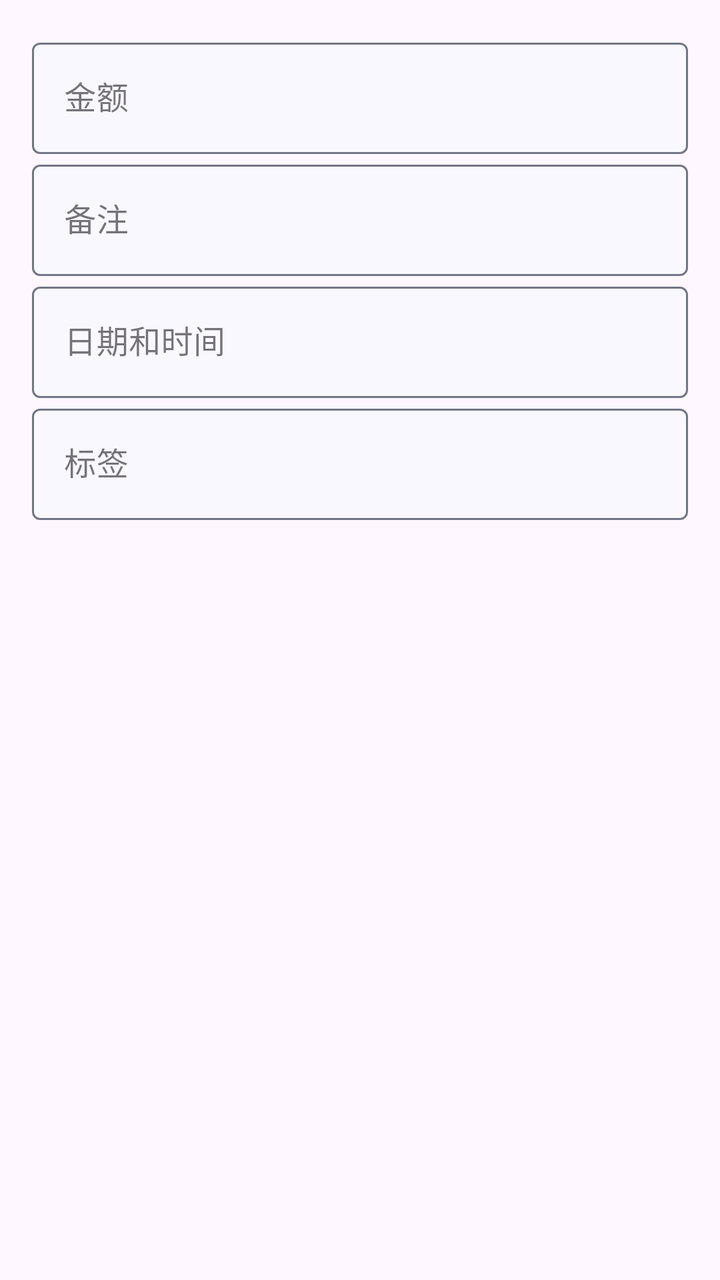
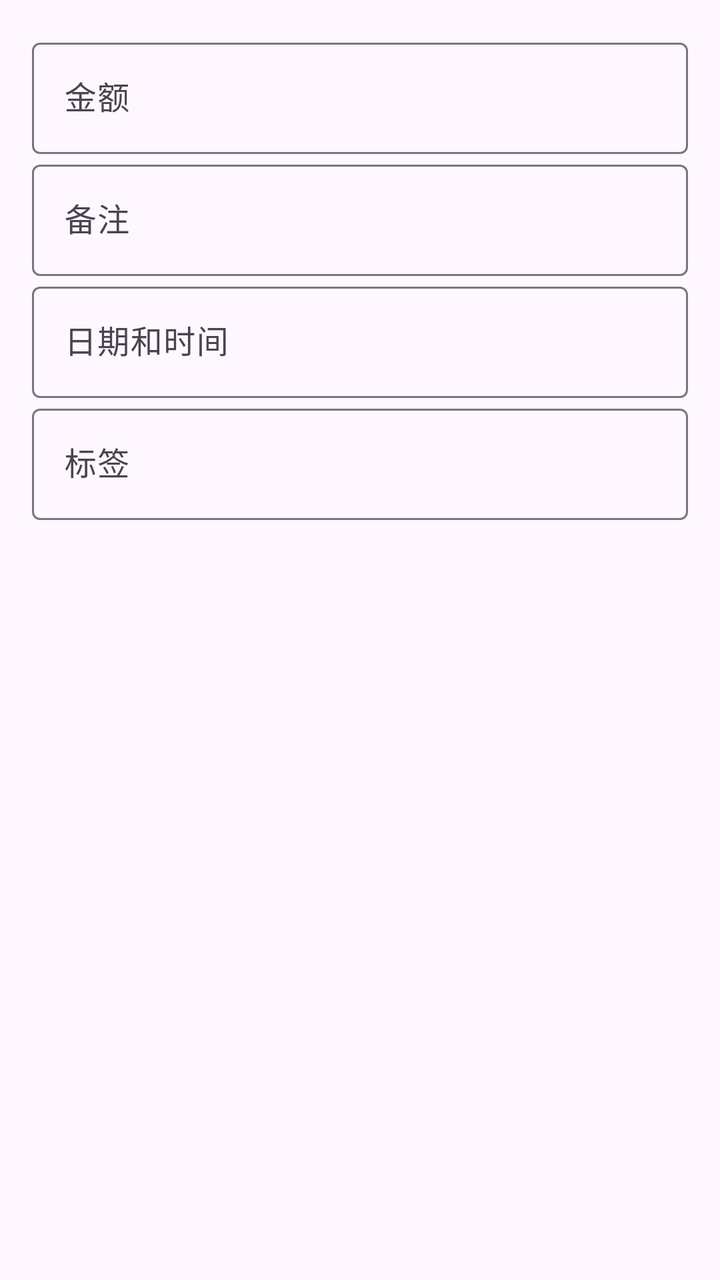

An Android layout rendered at two revisions. The XML below is the earlier revision; the diff shows what the commit changed to produce the second picture.
<!-- AndroidManifest.xml: application theme Theme.ProjectManager -->
<!-- res/layout/fragment_expense.xml -->
<?xml version="1.0" encoding="utf-8"?>
<LinearLayout xmlns:android="http://schemas.android.com/apk/res/android"
    xmlns:app="http://schemas.android.com/apk/res-auto"
    android:layout_width="match_parent"
    android:layout_height="match_parent"
    android:orientation="vertical"
    android:padding="16dp">

    <com.google.android.material.textfield.TextInputLayout
        style="@style/TextInputLayoutStyle"
        android:layout_width="match_parent"
        android:layout_height="wrap_content"
        app:errorEnabled="false">

        <com.google.android.material.textfield.TextInputEditText
            android:id="@+id/amount_input"
            android:layout_width="match_parent"
            android:layout_height="wrap_content"
            android:hint="金额"
            android:inputType="numberDecimal" />
    </com.google.android.material.textfield.TextInputLayout>

    <com.google.android.material.textfield.TextInputLayout
        style="@style/TextInputLayoutStyle"
        android:layout_width="match_parent"
        android:layout_height="wrap_content"
        android:hint="备注"
        app:errorEnabled="false">

        <com.google.android.material.textfield.TextInputEditText
            android:id="@+id/remark_input"
            android:layout_width="match_parent"
            android:layout_height="wrap_content"
            android:maxLength="20" />
    </com.google.android.material.textfield.TextInputLayout>

    <com.google.android.material.textfield.TextInputLayout
        style="@style/TextInputLayoutStyle"
        android:layout_width="match_parent"
        android:layout_height="wrap_content"
        android:hint="日期和时间"
        app:errorEnabled="false">

        <com.google.android.material.textfield.TextInputEditText
            android:id="@+id/date_time_input"
            android:layout_width="match_parent"
            android:layout_height="wrap_content"
            android:focusable="false" />
    </com.google.android.material.textfield.TextInputLayout>

    <com.google.android.material.textfield.TextInputLayout
        style="@style/TextInputLayoutStyle"
        android:layout_width="match_parent"
        android:layout_height="wrap_content"
        android:hint="标签"
        app:errorEnabled="false">

        <com.google.android.material.textfield.TextInputEditText
            android:id="@+id/flow_tag_input"
            android:layout_width="match_parent"
            android:layout_height="wrap_content"
            android:focusable="false" />
    </com.google.android.material.textfield.TextInputLayout>
</LinearLayout>
<!-- resources referenced by this layout -->
<resources>
  <style name="TextInputLayoutStyle" parent="Widget.MaterialComponents.TextInputLayout.OutlinedBox">
          <item name="boxBackgroundColor">@color/page_background</item>
          <item name="backgroundTint">@color/theme_blue</item>
          <item name="boxStrokeColor">@color/text_input_edittext_border_selector</item>
          <item name="cursorColor">@color/theme_blue</item>
      </style>
  <style name="Theme.ProjectManager" parent="Theme.Material3.DayNight.NoActionBar">
          
          <item name="colorPrimary">@color/theme_blue</item>
          <item name="colorPrimaryVariant">@color/purple_700</item>
          <item name="colorOnPrimary">@color/white</item>
          
          <item name="colorSecondary">@color/teal_200</item>
          <item name="colorSecondaryVariant">@color/teal_700</item>
          <item name="colorOnSecondary">@color/black</item>
          
          <item name="android:statusBarColor">?attr/colorPrimaryVariant</item>
          
          <item name="toolbarStyle">@style/ToolBarStyle</item>
          <item name="drawableTint">@color/theme_blue</item>
          <item name="colorControlActivated">@color/theme_blue</item>
      </style>
  <color name="page_background">#f9f8fe</color>
  <color name="theme_blue">#0055d6</color>
  <color name="purple_700">#FF3700B3</color>
  <color name="white">#FFFFFFFF</color>
  <color name="teal_200">#FF03DAC5</color>
  <color name="teal_700">#FF018786</color>
  <color name="black">#FF000000</color>
  <style name="ToolBarStyle">
          <item name="android:background">@color/toolbar_background</item>
          <item name="contentInsetStart">10dp</item>
          <item name="titleTextAppearance">@style/TitleStyle</item>
      </style>
  <color name="toolbar_background">#ebedfa</color>
  <style name="TitleStyle">
          <item name="android:textSize">23sp</item>
          <item name="android:textColor">@color/black</item>
      </style>
</resources>

<!-- the commit's change to res/layout/fragment_expense.xml (unified diff, before → after) -->
@@ -7,7 +7,6 @@
     android:padding="16dp">
 
     <com.google.android.material.textfield.TextInputLayout
-        style="@style/TextInputLayoutStyle"
         android:layout_width="match_parent"
         android:layout_height="wrap_content"
         app:errorEnabled="false">
@@ -21,7 +20,6 @@
     </com.google.android.material.textfield.TextInputLayout>
 
     <com.google.android.material.textfield.TextInputLayout
-        style="@style/TextInputLayoutStyle"
         android:layout_width="match_parent"
         android:layout_height="wrap_content"
         android:hint="备注"
@@ -35,7 +33,6 @@
     </com.google.android.material.textfield.TextInputLayout>
 
     <com.google.android.material.textfield.TextInputLayout
-        style="@style/TextInputLayoutStyle"
         android:layout_width="match_parent"
         android:layout_height="wrap_content"
         android:hint="日期和时间"
@@ -49,7 +46,6 @@
     </com.google.android.material.textfield.TextInputLayout>
 
     <com.google.android.material.textfield.TextInputLayout
-        style="@style/TextInputLayoutStyle"
         android:layout_width="match_parent"
         android:layout_height="wrap_content"
         android:hint="标签"
<!-- resource entries referenced after the edit -->
@@ -1,11 +1,5 @@
 <!-- resources referenced by this layout -->
 <resources>
-  <style name="TextInputLayoutStyle" parent="Widget.MaterialComponents.TextInputLayout.OutlinedBox">
-          <item name="boxBackgroundColor">@color/page_background</item>
-          <item name="backgroundTint">@color/theme_blue</item>
-          <item name="boxStrokeColor">@color/text_input_edittext_border_selector</item>
-          <item name="cursorColor">@color/theme_blue</item>
-      </style>
   <style name="Theme.ProjectManager" parent="Theme.Material3.DayNight.NoActionBar">
           
           <item name="colorPrimary">@color/theme_blue</item>
@@ -22,7 +16,6 @@
           <item name="drawableTint">@color/theme_blue</item>
           <item name="colorControlActivated">@color/theme_blue</item>
       </style>
-  <color name="page_background">#f9f8fe</color>
   <color name="theme_blue">#0055d6</color>
   <color name="purple_700">#FF3700B3</color>
   <color name="white">#FFFFFFFF</color>
